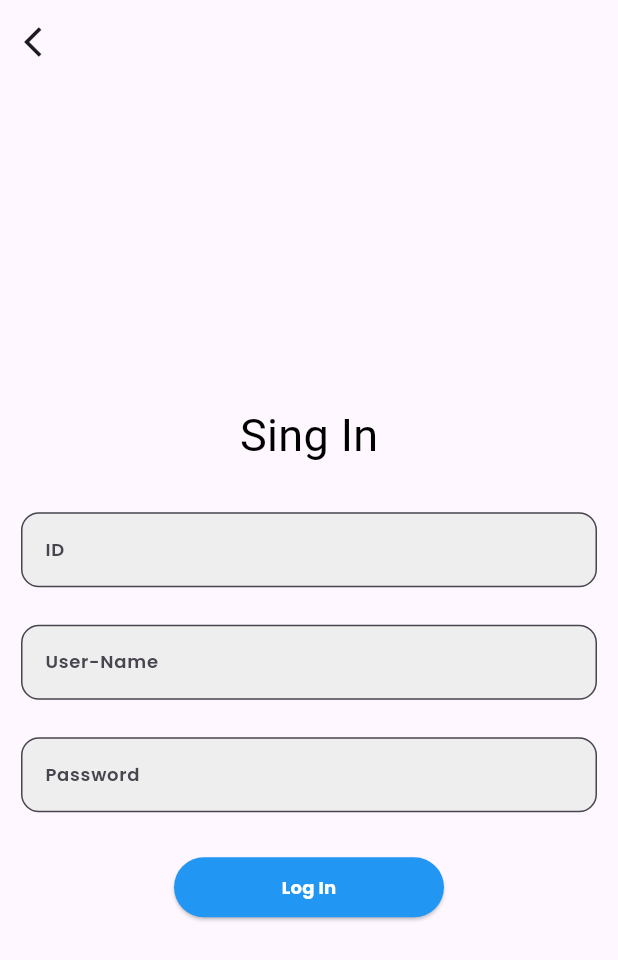
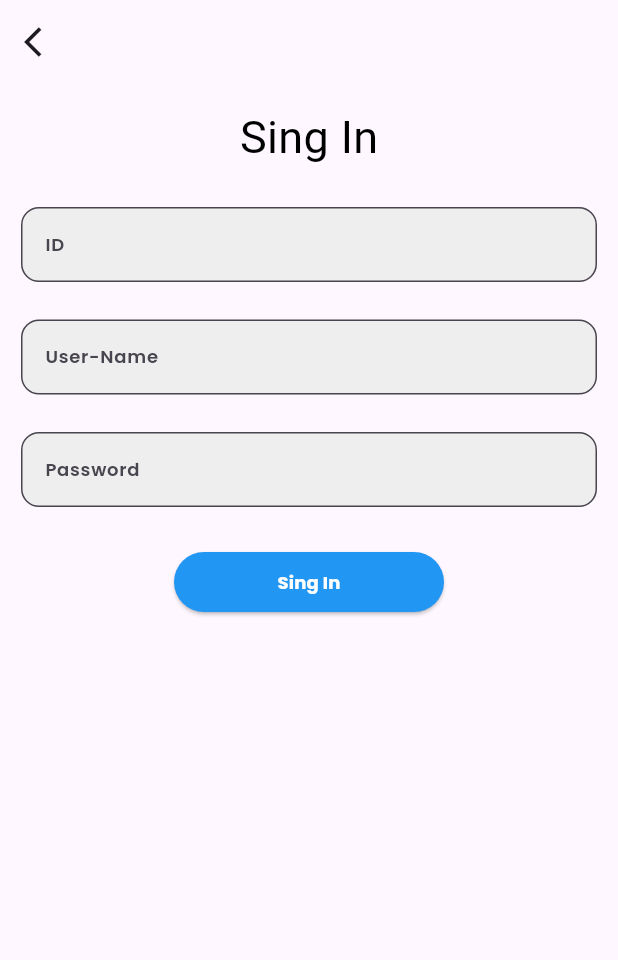
Before and after one commit to TushalKaklottar/fire_base, a Flutter app: the screen it shows after launch, after a tap on "Log In", after a tap on "Create new user", on a phone screen of 412 x 824 dp. Shown: the top 960 px of the screen. Run offline on Flutter 3.47's test engine with Material 2 defaults, Android fonts, the phone set to English and light mode, and no system bars; our stand-ins replace cloud_firestore, firebase_core, get, get_storage, google_fonts, shared_preferences; accounts and stored records are empty; Roboto replaces fonts that are missing (Andika).

Commit message:
KT || 24/10/2023

```diff
--- a/lib/export_app.dart
+++ b/lib/export_app.dart
@@ -20,12 +20,16 @@ export 'package:fire_base/view/screen/splash_screen.dart';
 export 'controller/login_controller.dart';
 export '../../controller/splash_controller.dart';
 
+//utils
+export 'utils/color.dart';
+
 // helper
 export 'package:fire_base/helper_class/firestore_helper.dart';
 
 // models
 export  '../modals/create_user_modals.dart';
 export  '../modals/get_user_modals.dart';
+export 'package:fire_base/modals/fire_store_modal.dart';
 
 // firebase
 export 'firebase_options.dart';
--- a/lib/helper_class/firestore_helper.dart
+++ b/lib/helper_class/firestore_helper.dart
@@ -1,6 +1,5 @@
 import 'dart:developer';
 import 'package:fire_base/export_app.dart';
-import 'package:fire_base/modals/fire_store_modal.dart';
 
 class FireBaseHelper {
   FireBaseHelper._();
--- a/lib/main.dart
+++ b/lib/main.dart
@@ -1,5 +1,4 @@
 import 'package:fire_base/export_app.dart';
-
 
 Future<void> main() async {
   WidgetsFlutterBinding.ensureInitialized();
--- /dev/null
+++ b/lib/utils/color.dart
@@ -0,0 +1,10 @@
+import '../export_app.dart';
+
+class AppColor {
+  static Color white = Colors.white;
+  static Color black = Colors.black;
+  static Color grey200 =Colors.grey.shade200;
+  static Color white60 = Colors.white60;
+  static Color blue = Colors.blue;
+
+}
--- a/lib/view/screen/login_page.dart
+++ b/lib/view/screen/login_page.dart
@@ -12,9 +12,8 @@ class LoginPage extends StatelessWidget {
   @override
   Widget build(BuildContext context) {
     LoginFirstTimeCheck loginFirsTimeCheck = Get.put(LoginFirstTimeCheck());
-
     return Scaffold(
-      backgroundColor: Colors.white,
+      backgroundColor: AppColor.white,
       body: Padding(
         padding: const EdgeInsets.all(14),
         child: Column(
@@ -25,7 +24,7 @@ class LoginPage extends StatelessWidget {
               children: [
               Text("Log In",
                 style: GoogleFonts.andika(
-                color: Colors.black,
+                color: AppColor.black,
                   fontSize: 30
               ),
               )
@@ -93,11 +92,11 @@ class LoginPage extends StatelessWidget {
                         border: OutlineInputBorder(
                           borderRadius: BorderRadius.circular(12),
                         ),
-                        fillColor: Colors.grey.shade200,
+                        fillColor: AppColor.grey200,
                         filled: true,
                         hintText: "Password",
                         helperStyle: GoogleFonts.aleo(
-                            color: Colors.white60,
+                            color: AppColor.white60,
                           fontSize: 12
                         ),
                       ),
@@ -120,7 +119,7 @@ class LoginPage extends StatelessWidget {
                       height: 40,
                       child: ElevatedButton(
                         style: ElevatedButton.styleFrom(
-                          backgroundColor: Colors.blue,
+                          backgroundColor: AppColor.blue,
                         ),
                           onPressed: () async {
                             if (formKey.currentState!.validate()) {
@@ -177,7 +176,7 @@ class LoginPage extends StatelessWidget {
                           style: GoogleFonts.poppins(
                             fontWeight: FontWeight.bold,
                             fontSize: 12,
-                            color: Colors.white
+                            color: AppColor.white,
                           ),
                           ),
                       ),
--- a/lib/view/screen/sign_in_page.dart
+++ b/lib/view/screen/sign_in_page.dart
@@ -1,5 +1,4 @@
 import 'package:fire_base/export_app.dart';
-import 'package:fire_base/modals/fire_store_modal.dart';
 
 class Sign_In extends StatelessWidget {
    Sign_In({super.key});
@@ -23,7 +22,8 @@ class Sign_In extends StatelessWidget {
         ),
       ),
       body: Padding(
-          padding: EdgeInsets.all(14),
+          padding: const EdgeInsets.all(14),
+        child: SingleChildScrollView(
           child: Column(
             mainAxisAlignment: MainAxisAlignment.center,
             children: [
@@ -32,13 +32,13 @@ class Sign_In extends StatelessWidget {
                 children: [
                   Text("Sing In",
                     style: GoogleFonts.andika(
-                      color: Colors.black,
+                        color: AppColor.black,
                         fontSize: 30
                     ),
                   )
                 ],
               ),
-            const SizedBox(height: 30),
+              const SizedBox(height: 25),
               Form(
                 key: formKey,
                   autovalidateMode: AutovalidateMode.onUserInteraction,
@@ -93,17 +93,15 @@ class Sign_In extends StatelessWidget {
                             return null;
                           }
                         },
-
                         onSaved: (value) {
                           name = value!;
                         },
-
                         decoration: InputDecoration(
                           enabled: true,
                           border: OutlineInputBorder(
                             borderRadius: BorderRadius.circular(12),
                           ),
-                        fillColor: Colors.grey.shade200,
+                          fillColor: AppColor.grey200,
                           filled: true,
                           hintText: "User-Name",
                           helperStyle: GoogleFonts.aleo(
@@ -111,14 +109,12 @@ class Sign_In extends StatelessWidget {
                               fontSize: 12
                           ),
                         ),
-
                         style: GoogleFonts.poppins(
                             fontSize: 12,
                             color: Colors.black,
                             fontWeight: FontWeight.w600
                         ),
                       ),
-
                       const SizedBox(height: 25),
                       TextFormField(
                         textInputAction: TextInputAction.next,
@@ -163,13 +159,24 @@ class Sign_In extends StatelessWidget {
                             onPressed: () {
                             if (formKey.currentState!.validate()) {
                               formKey.currentState!.save();
+
+                              FireStoreModal firebaseModal = FireStoreModal(
+                                  id,
+                                  name,
+                                  password,
+                              );
+                              FireBaseHelper.fireBaseHelper.addUser(fireStoreModal: firebaseModal);
+
+                            } else {
+                              Get.snackbar("Failed", "User Can't Axis..");
                             }
+                            Get.offNamed("/home",arguments: id);
                             },
-                          child:  Text("Log In",
+                            child: Text("Sing In",
                               style: GoogleFonts.poppins(
                                   fontWeight: FontWeight.bold,
                                   fontSize: 12,
-                                color: Colors.white
+                                  color: Colors.white,
                               ),
                             ),
                         ),
@@ -180,119 +187,7 @@ class Sign_In extends StatelessWidget {
             ],
           ),
         ),
-      // body: SingleChildScrollView(
-      //   scrollDirection: Axis.vertical,
-      //   child: Column(
-      //     children: [
-      //       Padding(
-      //         padding: const EdgeInsets.all(16),
-      //       child: Column(
-      //         mainAxisAlignment: MainAxisAlignment.center,
-      //         children:  [
-      //           const SizedBox(height: 10),
-      //           Text("Sing In",
-      //           style: GoogleFonts.arvo(
-      //             color: const Color(0xFF27447C),
-      //             fontSize: 30,
-      //             fontWeight: FontWeight.bold,
-      //           ),
-      //           ),
-      //           const SizedBox(height: 20),
-      //
-      //           // id
-      //           TextField(
-      //             onSubmitted: (value) {
-      //               id = int.parse(value);
-      //             },
-      //             decoration: InputDecoration(
-      //               enabled: true,
-      //                 border: OutlineInputBorder(
-      //                   borderRadius: BorderRadius.circular(12),
-      //                 ),
-      //               fillColor: Colors.grey.shade200,
-      //                 filled: true,
-      //                 hintText: "Enter Id",
-      //               helperStyle: GoogleFonts.aleo(
-      //                       color: Colors.white60,
-      //                       fontSize: 12
-      //                   ),
-      //                 ),
-      //             ),
-      //           const SizedBox(height: 25),
-      //
-      //
-      //           // name
-      //           TextField(
-      //             onSubmitted: (value) {
-      //               name = value;
-      //             },
-      //             decoration: InputDecoration(
-      //               enabled: true,
-      //               border: OutlineInputBorder(
-      //                 borderRadius: BorderRadius.circular(12),
-      //               ),
-      //               fillColor: Colors.grey.shade200,
-      //               filled: true,
-      //               hintText: "Enter name",
-      //               helperStyle: GoogleFonts.aleo(
-      //                   color: Colors.white60,
-      //                   fontSize: 12
-      //               ),
-      //             ),
-      //           ),
-      //           const SizedBox(height: 25),
-      //           TextField(
-      //             onSubmitted: (value) {
-      //               password = value;
-      //             },
-      //             decoration: InputDecoration(
-      //               enabled: true,
-      //               border: OutlineInputBorder(
-      //                 borderRadius: BorderRadius.circular(12),
-      //               ),
-      //               fillColor: Colors.grey.shade200,
-      //               filled: true,
-      //               hintText: "Enter Password",
-      //               helperStyle: GoogleFonts.aleo(
-      //                   color: Colors.white60,
-      //                   fontSize: 12
-      //               ),
-      //             ),
-      //           ),
-      //           const SizedBox(height: 40),
-      //           SizedBox(
-      //             width: 180,
-      //             height: 40,
-      //             child: ElevatedButton(
-      //               style: ElevatedButton.styleFrom(
-      //                 backgroundColor: Colors.blue,
-      //               ),
-      //               onPressed: () async {
-      //                 FireStoreModal fireStoreModal = FireStoreModal(
-      //                     id,
-      //                     name,
-      //                     password
-      //                 );
-      //                 FireBaseHelper.fireBaseHelper.addUser(
-      //                     fireStoreModal: fireStoreModal
-      //                 );
-      //                 Get.offNamed("/home",arguments: id);
-      //               },
-      //               child: Text("Log In",
-      //                 style: GoogleFonts.poppins(
-      //                     fontWeight: FontWeight.bold,
-      //                     fontSize: 12,
-      //                     color: Colors.white
-      //                 ),
-      //               ),
-      //             ),
-      //           ),
-      //         ],
-      //       ),
-      //       )
-      //     ],
-      //   ),
-      // ),
+      ),
     );
   }
 }
```
Lines whose indentation alone changed are shown as unchanged.
